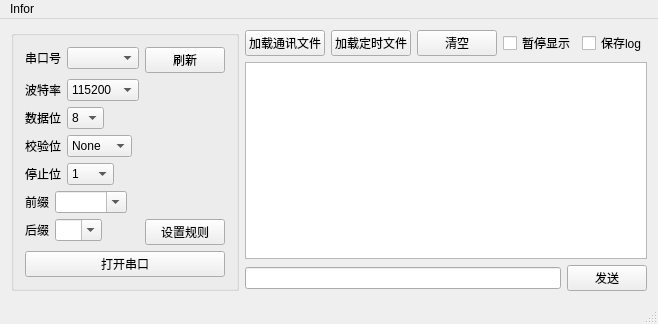
First picture: the form in mainwindow.ui, repository eveningwyn/SerialTool, before the edit.
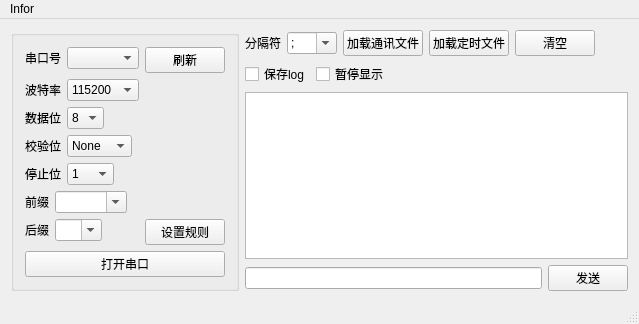
Second picture: the form after the edit.

Commit message: 1. add data file split 2. version 1.02

Diff of the .ui file:
```diff
--- a/mainwindow.ui
+++ b/mainwindow.ui
@@ -288,6 +288,40 @@
      <layout class="QVBoxLayout" name="verticalLayout">
       <item>
        <layout class="QHBoxLayout" name="horizontalLayout_9">
+        <item>
+         <layout class="QHBoxLayout" name="horizontalLayout_13">
+          <item>
+           <widget class="QLabel" name="label_8">
+            <property name="text">
+             <string>分隔符</string>
+            </property>
+           </widget>
+          </item>
+          <item>
+           <widget class="QComboBox" name="comboBox_split">
+            <property name="minimumSize">
+             <size>
+              <width>50</width>
+              <height>0</height>
+             </size>
+            </property>
+            <property name="editable">
+             <bool>true</bool>
+            </property>
+            <item>
+             <property name="text">
+              <string>;</string>
+             </property>
+            </item>
+            <item>
+             <property name="text">
+              <string>,</string>
+             </property>
+            </item>
+           </widget>
+          </item>
+         </layout>
+        </item>
         <item>
          <widget class="QPushButton" name="pushButton_loadCommFile">
           <property name="text">
@@ -310,12 +344,22 @@
          </widget>
         </item>
         <item>
-         <widget class="QCheckBox" name="checkBox_pauseShow">
-          <property name="text">
-           <string>暂停显示</string>
+         <spacer name="horizontalSpacer">
+          <property name="orientation">
+           <enum>Qt::Horizontal</enum>
           </property>
-         </widget>
+          <property name="sizeHint" stdset="0">
+           <size>
+            <width>40</width>
+            <height>20</height>
+           </size>
+          </property>
+         </spacer>
         </item>
+       </layout>
+      </item>
+      <item>
+       <layout class="QHBoxLayout" name="horizontalLayout_12">
         <item>
          <widget class="QCheckBox" name="checkBox_saveLog">
           <property name="text">
@@ -323,6 +367,26 @@
           </property>
          </widget>
         </item>
+        <item>
+         <widget class="QCheckBox" name="checkBox_pauseShow">
+          <property name="text">
+           <string>暂停显示</string>
+          </property>
+         </widget>
+        </item>
+        <item>
+         <spacer name="horizontalSpacer_2">
+          <property name="orientation">
+           <enum>Qt::Horizontal</enum>
+          </property>
+          <property name="sizeHint" stdset="0">
+           <size>
+            <width>40</width>
+            <height>20</height>
+           </size>
+          </property>
+         </spacer>
+        </item>
        </layout>
       </item>
       <item>
```
Left out of the diff: 14 changed lines with no effect on the pictures. The commit also changes 3 other files.
